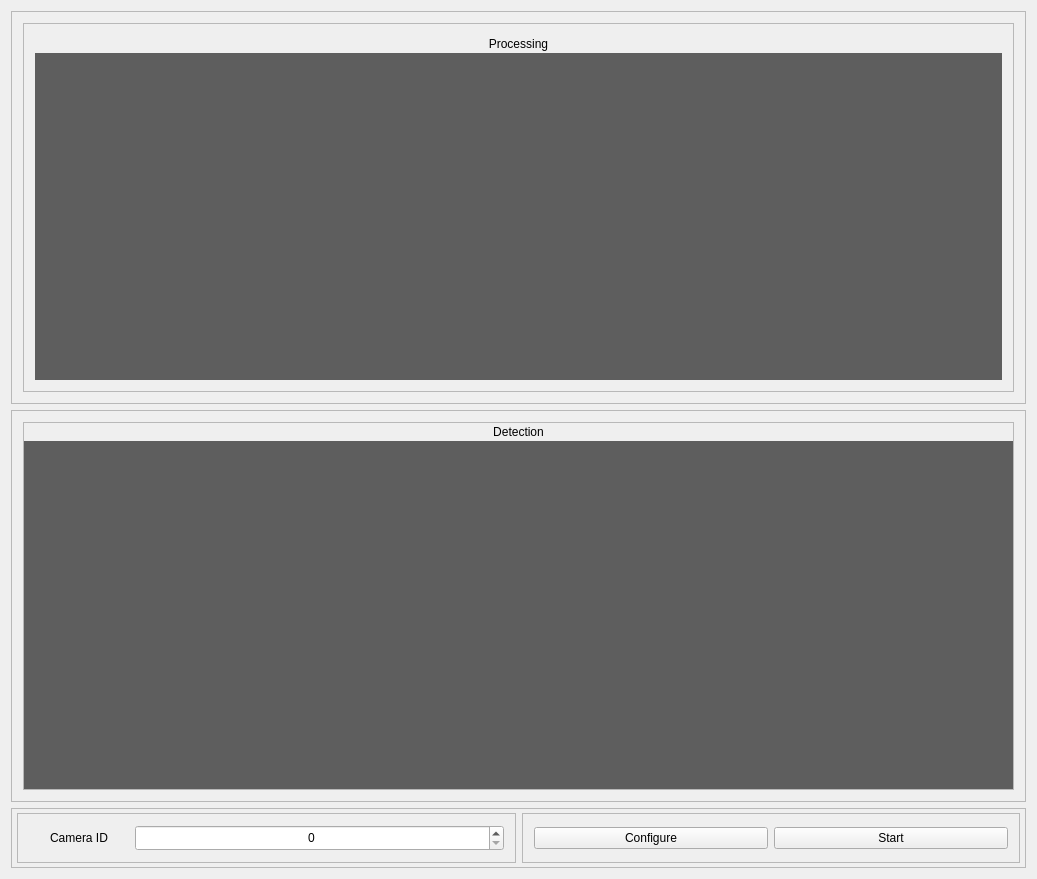
This is mainwindow.ui in vsicurella/CS490_Final as Qt 5 draws it before an edit. The edited form follows.
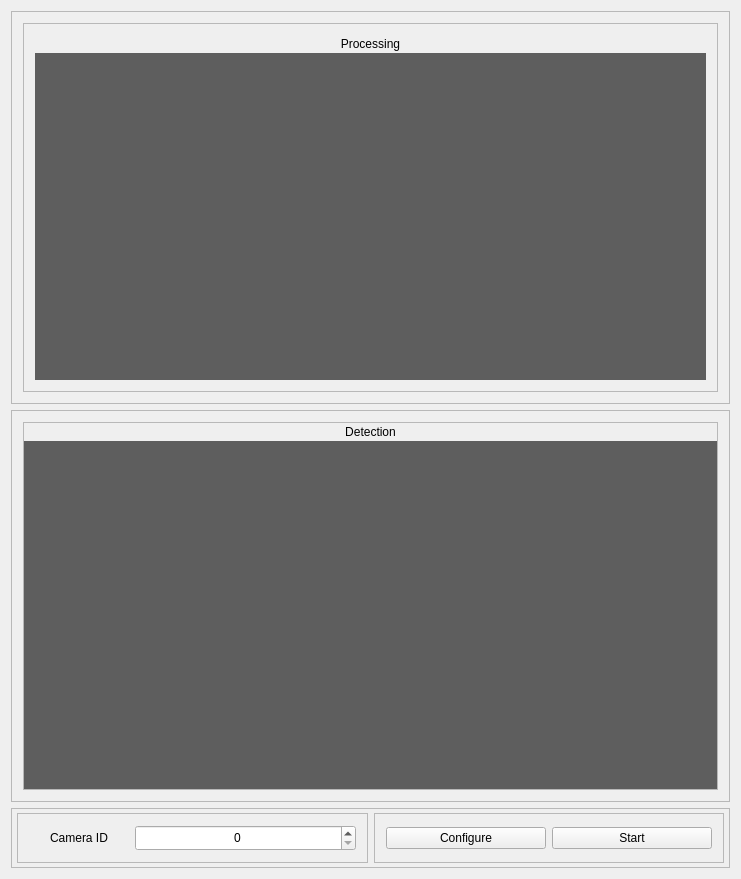
This is the edited form. Icons and pictures are not drawn.

Patch:
```diff
--- a/mainwindow.ui
+++ b/mainwindow.ui
@@ -6,7 +6,7 @@
    <rect>
     <x>0</x>
     <y>0</y>
-    <width>1037</width>
+    <width>741</width>
     <height>879</height>
    </rect>
   </property>
```
Left out of the diff: 2 changed lines with no effect on the pictures.
